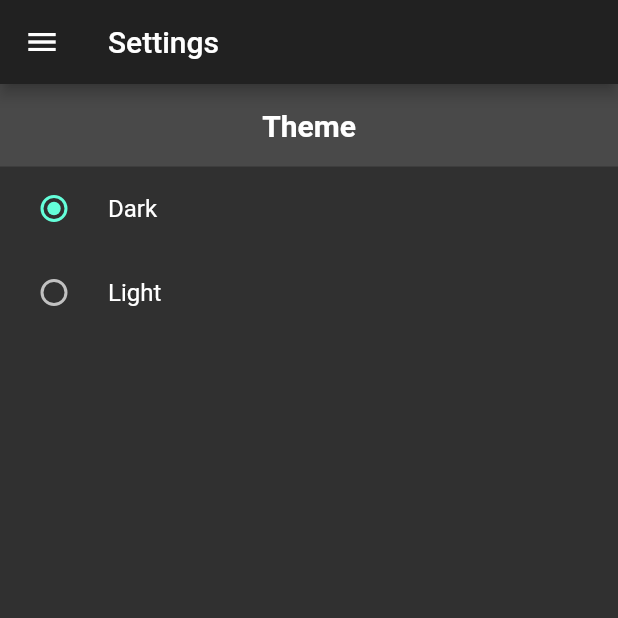
After one commit to tnc1997/flutter-avon-farm-foods, a Flutter app: the SettingsPage screen opened by its route, on a phone screen of 412 x 824 dp, the top half of it. The commit adds this screen. Run offline on Flutter 3.47's test engine with Material 2 defaults, Android fonts, the phone set to English and light mode, and no system bars; our stand-ins replace numberpicker; missing offline and left inert: flutter_flux.

Commit message:
feat: add settings page and theme radio buttons (#10)

```diff
--- /dev/null
+++ b/lib/enums/theme.dart
@@ -0,0 +1,4 @@
+enum AppTheme {
+  dark,
+  light,
+}
--- a/lib/main.dart
+++ b/lib/main.dart
@@ -1,13 +1,42 @@
+import 'package:avon_farm_foods/enums/theme.dart';
+import 'package:avon_farm_foods/models/configuration.dart';
 import 'package:avon_farm_foods/pages/basket.dart';
 import 'package:avon_farm_foods/pages/checkout.dart';
 import 'package:avon_farm_foods/pages/home.dart';
 import 'package:avon_farm_foods/pages/orders.dart';
 import 'package:avon_farm_foods/pages/products.dart';
+import 'package:avon_farm_foods/pages/settings.dart';
 import 'package:flutter/material.dart';
 
 void main() => runApp(new MyApp());
 
-class MyApp extends StatelessWidget {
+class MyApp extends StatefulWidget {
+  @override
+  _MyAppState createState() => new _MyAppState();
+}
+
+class _MyAppState extends State<MyApp> {
+  Configuration _configuration = new Configuration(
+    theme: AppTheme.dark,
+  );
+
+  ThemeData get _theme {
+    switch (_configuration.theme) {
+      case AppTheme.dark:
+        return new ThemeData.dark();
+      case AppTheme.light:
+        return new ThemeData.light();
+      default:
+        return null;
+    }
+  }
+
+  void _configurationUpdater(Configuration configuration) {
+    setState(() {
+      _configuration = configuration;
+    });
+  }
+
   @override
   Widget build(BuildContext context) {
     return new MaterialApp(
@@ -17,8 +46,14 @@ class MyApp extends StatelessWidget {
         '/checkout': (BuildContext context) => new CheckoutPage(),
         '/orders': (BuildContext context) => new OrdersPage(),
         '/products': (BuildContext context) => new ProductsPage(),
+        '/settings': (BuildContext context) {
+          return new SettingsPage(
+            _configuration,
+            _configurationUpdater,
+          );
+        },
       },
-      theme: new ThemeData.dark(),
+      theme: _theme,
       title: 'Avon Farm Foods',
     );
   }
--- /dev/null
+++ b/lib/models/configuration.dart
@@ -0,0 +1,12 @@
+import 'package:avon_farm_foods/enums/theme.dart';
+import 'package:flutter/foundation.dart';
+
+class Configuration {
+  Configuration({@required this.theme}) : assert(theme != null);
+
+  final AppTheme theme;
+
+  Configuration copyWith({AppTheme theme}) {
+    return new Configuration(theme: theme ?? this.theme);
+  }
+}
--- a/lib/pages/checkout.dart
+++ b/lib/pages/checkout.dart
@@ -1,4 +1,5 @@
 import 'package:avon_farm_foods/models/checkout.dart';
+import 'package:avon_farm_foods/widgets/form_section_divider.dart';
 import 'package:flutter/material.dart';
 
 class CheckoutPage extends StatefulWidget {
@@ -30,7 +31,7 @@ class _CheckoutPageState extends State<CheckoutPage> {
       child: new SingleChildScrollView(
         child: new Column(
           children: <Widget>[
-            _buildFormSectionDivider('Personal Details'),
+            new FormSectionDividerWidget(title: 'Personal Details'),
             new Container(
               child: new Column(
                 children: <Widget>[
@@ -60,7 +61,7 @@ class _CheckoutPageState extends State<CheckoutPage> {
               ),
               padding: _formSectionPadding,
             ),
-            _buildFormSectionDivider('Delivery Details'),
+            new FormSectionDividerWidget(title: 'Delivery Details'),
             new Container(
               child: new Column(
                 children: <Widget>[
@@ -104,7 +105,7 @@ class _CheckoutPageState extends State<CheckoutPage> {
               ),
               padding: _formSectionPadding,
             ),
-            _buildFormSectionDivider('Payment Details'),
+            new FormSectionDividerWidget(title: 'Payment Details'),
             new Container(
               child: new Column(
                 children: <Widget>[
@@ -170,25 +171,6 @@ class _CheckoutPageState extends State<CheckoutPage> {
     );
   }
 
-  Container _buildFormSectionDivider(String text) {
-    return new Container(
-      child: new Container(
-        child: new Text(
-          text,
-          style: new TextStyle(
-            fontSize: 20.0,
-            fontWeight: FontWeight.bold,
-          ),
-          textAlign: TextAlign.center,
-        ),
-        padding: new EdgeInsets.symmetric(vertical: 16.0),
-      ),
-      decoration: new BoxDecoration(
-        color: Theme.of(context).dividerColor,
-      ),
-    );
-  }
-
   void _handleSubmitted() {
     final FormState form = _formKey.currentState;
 
--- a/lib/pages/products.dart
+++ b/lib/pages/products.dart
@@ -94,6 +94,26 @@ class _ProductsPageState extends State<ProductsPage>
     );
   }
 
+  AppBar _buildSearchBar() {
+    return new AppBar(
+      bottom: _buildTabBar(),
+      leading: new BackButton(),
+      title: new TextField(
+        autofocus: true,
+        controller: _searchQuery,
+        decoration: new InputDecoration(
+          hintText: 'Search by product name',
+        ),
+      ),
+    );
+  }
+
+  TabBar _buildTabBar() {
+    return new TabBar(
+      tabs: _tabs,
+    );
+  }
+
   TabBarView _buildTabBarView() {
     return new TabBarView(
       children: _tabs.map((PredicateTabWidget<Product> tab) {
@@ -142,27 +162,6 @@ class _ProductsPageState extends State<ProductsPage>
     );
   }
 
-  AppBar _buildSearchBar() {
-    return new AppBar(
-      bottom: _buildTabBar(),
-      leading: new BackButton(),
-      title: new TextField(
-        autofocus: true,
-        controller: _searchQuery,
-        decoration: new InputDecoration(
-          hintText: 'Search by product name',
-        ),
-      ),
-    );
-  }
-
-  TabBar _buildTabBar() {
-    return new TabBar(
-      indicatorColor: Theme.of(context).iconTheme.color,
-      tabs: _tabs,
-    );
-  }
-
   void _handleSearchBegin() {
     ModalRoute.of(context).addLocalHistoryEntry(new LocalHistoryEntry(
       onRemove: () {
--- /dev/null
+++ b/lib/pages/settings.dart
@@ -0,0 +1,58 @@
+import 'package:avon_farm_foods/enums/theme.dart';
+import 'package:avon_farm_foods/models/configuration.dart';
+import 'package:avon_farm_foods/widgets/drawer.dart';
+import 'package:avon_farm_foods/widgets/form_section_divider.dart';
+import 'package:flutter/material.dart';
+
+class SettingsPage extends StatefulWidget {
+  SettingsPage(this.configuration, this.updater);
+
+  final Configuration configuration;
+  final ValueChanged<Configuration> updater;
+
+  @override
+  _SettingsPageState createState() => new _SettingsPageState();
+}
+
+class _SettingsPageState extends State<SettingsPage> {
+  AppBar _buildAppBar() {
+    return new AppBar(
+      title: new Text('Settings'),
+    );
+  }
+
+  ListView _buildSettingsList() {
+    return new ListView(
+      children: <Widget>[
+        new FormSectionDividerWidget(title: 'Theme'),
+        _buildThemeRadioListTile('Dark', AppTheme.dark),
+        _buildThemeRadioListTile('Light', AppTheme.light),
+      ],
+    );
+  }
+
+  RadioListTile<AppTheme> _buildThemeRadioListTile(
+    String title,
+    AppTheme value,
+  ) {
+    return new RadioListTile<AppTheme>(
+      groupValue: widget.configuration.theme,
+      onChanged: _handleThemeChanged,
+      title: new Text(title),
+      value: value,
+    );
+  }
+
+  void _handleThemeChanged(AppTheme theme) {
+    widget.updater(widget.configuration.copyWith(theme: theme));
+  }
+
+  @override
+  Widget build(BuildContext context) {
+    return new Scaffold(
+      appBar: _buildAppBar(),
+      body: _buildSettingsList(),
+      drawer: new DrawerWidget(),
+    );
+  }
+}
--- /dev/null
+++ b/lib/widgets/form_section_divider.dart
@@ -0,0 +1,28 @@
+import 'package:flutter/foundation.dart';
+import 'package:flutter/material.dart';
+
+class FormSectionDividerWidget extends StatelessWidget {
+  FormSectionDividerWidget({Key key, @required this.title}) : super(key: key);
+
+  final String title;
+
+  @override
+  Widget build(BuildContext context) {
+    return new Container(
+      child: new Container(
+        child: new Text(
+          title,
+          style: new TextStyle(
+            fontSize: 20.0,
+            fontWeight: FontWeight.bold,
+          ),
+          textAlign: TextAlign.center,
+        ),
+        padding: new EdgeInsets.symmetric(vertical: 16.0),
+      ),
+      decoration: new BoxDecoration(
+        color: Theme.of(context).dividerColor,
+      ),
+    );
+  }
+}
--- a/lib/widgets/product_card.dart
+++ b/lib/widgets/product_card.dart
@@ -56,7 +56,7 @@ class _ProductCardWidgetState extends State<ProductCardWidget> {
                   icon: new Icon(
                     Icons.shopping_basket,
                     color: widget.product.isInBasket
-                        ? Colors.white
+                        ? Theme.of(context).textTheme.title.color
                         : Theme.of(context).disabledColor,
                   ),
                   onPressed: widget.onToggledInBasket,
```
